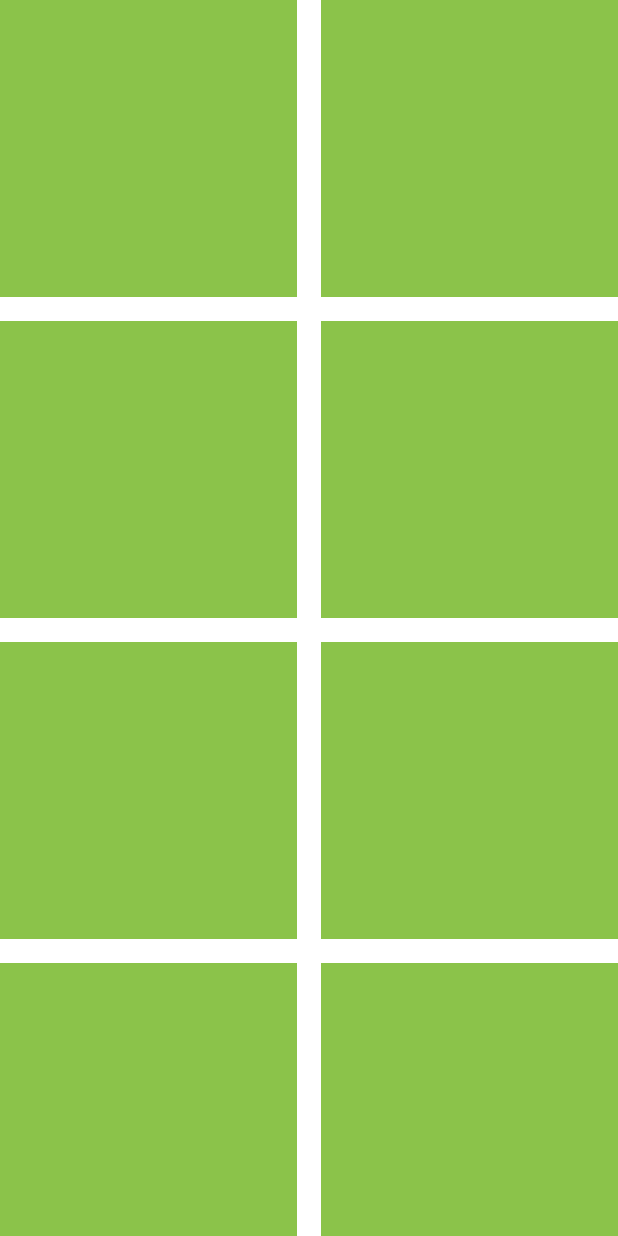
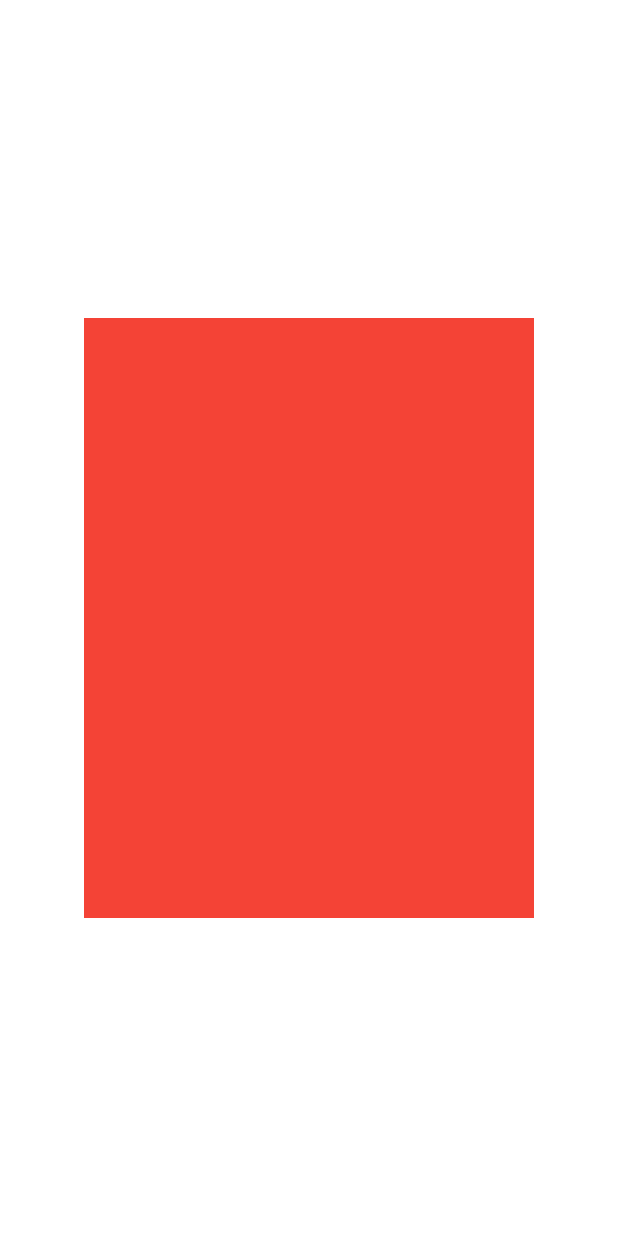
Before and after one commit to pabriciofreitas/aula-3, a Flutter app: the screen it shows after launch, on a phone screen of 412 x 824 dp. Run offline on Flutter 3.47's test engine with Material 2 defaults, Android fonts, the phone set to English and light mode, and no system bars; our stand-ins replace google_fonts.

Commit message:
feat: indexedStack um em cima do outro chama index que precisa

```diff
--- a/lib/ui/pages/home_page.dart
+++ b/lib/ui/pages/home_page.dart
@@ -10,16 +10,26 @@ class HomePage extends StatelessWidget {
       child: SizedBox.expand(
         child: Container(
           color: Colors.white,
-          child: GridView.builder(
-            //itemCount: , //número de intens no máximo
-            gridDelegate: const SliverGridDelegateWithFixedCrossAxisCount(
-                crossAxisCount: 2, crossAxisSpacing: 16, mainAxisSpacing: 16),
-            //addAutomaticKeepAlives: , matem os widgis criado
-            physics: const BouncingScrollPhysics(), // controlar o scroll
-            itemBuilder: (context, index) => Container(
-              color: Colors.lightGreen,
-              height: 200,
-            ),
+          child: IndexedStack(
+            alignment: Alignment.center,
+            index: 0,
+            children: [
+              Container(
+                height: 400,
+                width: 300,
+                color: Colors.red,
+              ),
+              Container(
+                height: 400,
+                width: 300,
+                color: Colors.green,
+              ),
+              Container(
+                height: 400,
+                width: 300,
+                color: Colors.amber,
+              )
+            ],
           ),
         ),
       ),
```
